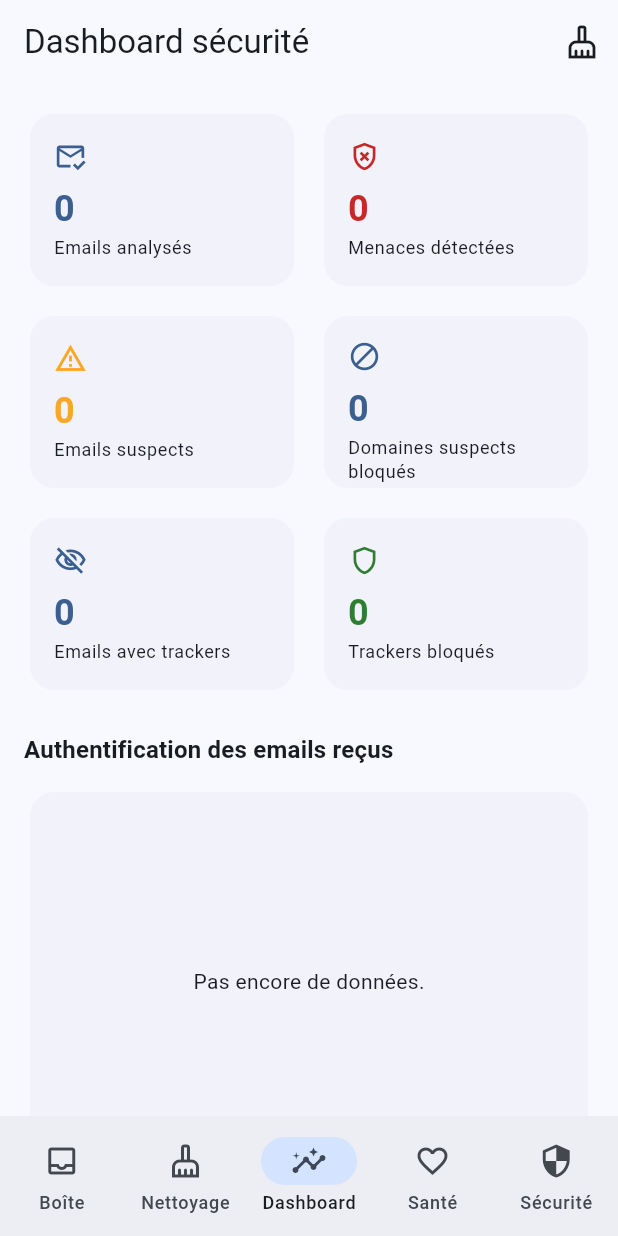
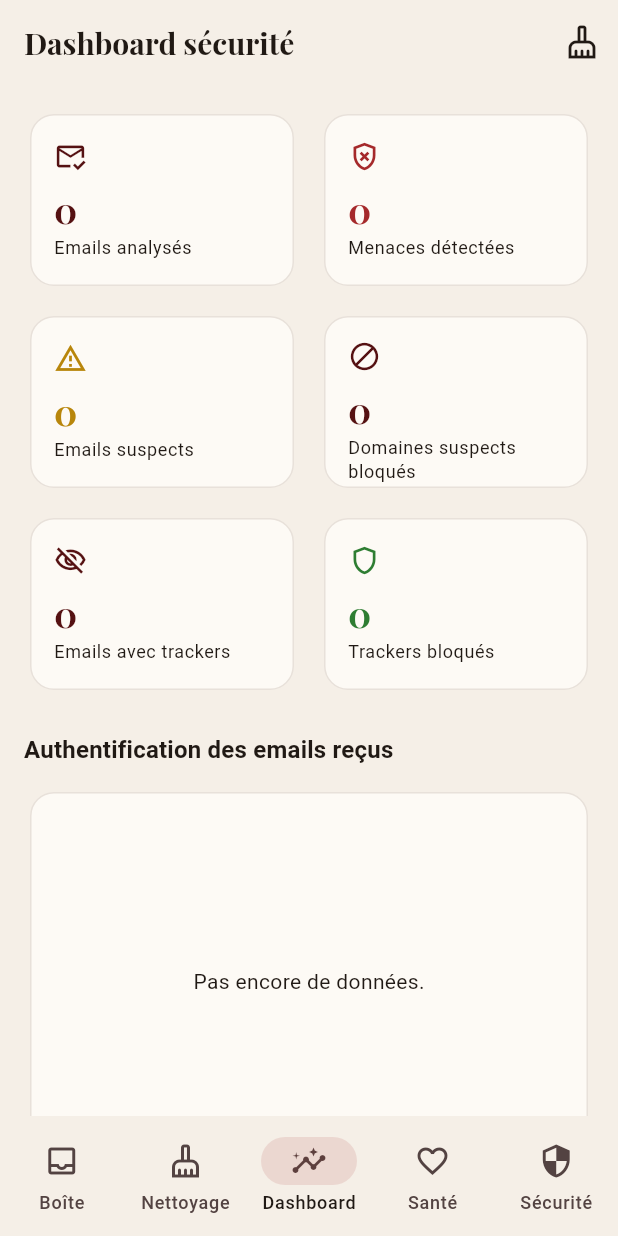
Before and after one commit to gabrielrossicyber-cmyk/Leman-Mail, a Flutter app: the screen it shows after launch, item 3 of the bottom bar chosen, on a phone screen of 412 x 824 dp. Run offline on Flutter 3.47's test engine with Material 3 defaults, Android fonts, the phone set to English and light mode, and no system bars; our stand-ins replace drift, drift_flutter, file_picker, fl_chart, flutter_riverpod, flutter_secure_storage and 4 more; missing offline and left inert: cryptography, enough_mail, flutter_appauth; accounts and stored records are empty; generated files the repository leaves out were written again.

Commit message:
Applique l'identité visuelle Leman Cyber Security à toute l'application
Palette officielle du site (leman-security.gabriel-rossi.ch) :
crème #f5efe7 (fond), encre #201914 (texte, boutons pleins), taupe
#c8bbb1 (bordures), bordeaux #551112 (marque), carmin #a5292b (accents).

- Brand : palette complète avec rôles nommés (cream/ink/taupe/bordeaux/
  carmine), surfaces claires et sombres, dégradé de marque
- AppTheme : thème clair crème/encre et thème sombre encre/crème,
  titres serif éditoriaux (Playfair Display via google_fonts, écho au
  serif du site), boutons pilule sombres signature, bordures taupe sur
  cartes et chips, liens/actions en carmin, étiquettes en petites
  capitales espacées
- Sémantique risque alignée sur les badges du site (CRITIQUE carmin,
  ÉLEVÉ ambre doré, OK vert)
- Couleur par défaut des comptes : bordeaux au lieu du bleu provisoire
  (entité + défaut de colonne)

Co-Authored-By: Claude Fable 5 <noreply@anthropic.com>
Claude-Session: https://claude.ai/code/session_01Xqr75GzrckEwN6ewi626Cm

```diff
--- a/lib/core/theme/app_theme.dart
+++ b/lib/core/theme/app_theme.dart
@@ -1,49 +1,142 @@
 import 'package:flutter/material.dart';
+import 'package:google_fonts/google_fonts.dart';
 
 import 'brand.dart';
 
-/// Leman Mail Material 3 themes, derived entirely from [Brand].
+/// Thèmes Material 3 de Leman Mail, dérivés de la charte [Brand] :
+/// fond crème, encre brun-noir, bordeaux/carmin, titres serif
+/// (Playfair Display, cousin du serif éditorial du site), boutons pilule
+/// sombres et bordures taupe.
 abstract final class AppTheme {
   static const riskLow = Brand.riskLow;
   static const riskMedium = Brand.riskMedium;
   static const riskHigh = Brand.riskHigh;
 
-  static ThemeData light() => _base(Brightness.light);
-
-  static ThemeData dark() => _base(Brightness.dark);
-
-  static ThemeData _base(Brightness brightness) {
+  static ThemeData light() {
     final scheme = ColorScheme.fromSeed(
       seedColor: Brand.primary,
-      brightness: brightness,
+      brightness: Brightness.light,
+    ).copyWith(
+      primary: Brand.bordeaux,
+      onPrimary: Brand.cream,
+      secondary: Brand.carmine,
+      surface: Brand.cream,
+      onSurface: Brand.ink,
+      surfaceContainerLow: Brand.cardLight,
+      surfaceContainerHighest: Brand.taupe.withValues(alpha: 0.35),
+      outline: Brand.taupe,
+      primaryContainer: Brand.carmine.withValues(alpha: 0.12),
+      onPrimaryContainer: Brand.bordeaux,
     );
+    return _base(scheme, buttonBackground: Brand.ink, buttonForeground: Brand.cream);
+  }
+
+  static ThemeData dark() {
+    final scheme = ColorScheme.fromSeed(
+      seedColor: Brand.primary,
+      brightness: Brightness.dark,
+    ).copyWith(
+      primary: const Color(0xFFD9908F), // bordeaux éclairci, lisible sur sombre
+      secondary: const Color(0xFFE0A9A8),
+      surface: Brand.darkSurface,
+      onSurface: Brand.cream,
+      surfaceContainerLow: Brand.cardDark,
+      surfaceContainerHighest: const Color(0xFF3A2F27),
+      outline: Brand.taupe.withValues(alpha: 0.5),
+      primaryContainer: Brand.bordeaux,
+      onPrimaryContainer: Brand.cream,
+    );
+    return _base(scheme, buttonBackground: Brand.cream, buttonForeground: Brand.ink);
+  }
+
+  static ThemeData _base(
+    ColorScheme scheme, {
+    required Color buttonBackground,
+    required Color buttonForeground,
+  }) {
+    final baseText = ThemeData(
+      brightness: scheme.brightness,
+      useMaterial3: true,
+    ).textTheme.apply(
+          bodyColor: scheme.onSurface,
+          displayColor: scheme.onSurface,
+        );
+
+    // Titres serif éditoriaux, corps en sans-serif système.
+    TextStyle serif(TextStyle? style, {FontWeight weight = FontWeight.w700}) =>
+        GoogleFonts.playfairDisplay(
+          textStyle: style,
+          fontWeight: weight,
+          color: scheme.onSurface,
+        );
+
+    final textTheme = baseText.copyWith(
+      displaySmall: serif(baseText.displaySmall),
+      headlineMedium: serif(baseText.headlineMedium),
+      headlineSmall: serif(baseText.headlineSmall),
+      titleLarge: serif(baseText.titleLarge),
+      labelSmall: baseText.labelSmall?.copyWith(letterSpacing: 1.2),
+    );
+
     return ThemeData(
       useMaterial3: true,
       colorScheme: scheme,
-      fontFamily: Brand.displayFontFamily,
+      scaffoldBackgroundColor: scheme.surface,
+      textTheme: textTheme,
       appBarTheme: AppBarTheme(
         centerTitle: false,
         backgroundColor: scheme.surface,
         foregroundColor: scheme.onSurface,
         elevation: 0,
+        titleTextStyle: textTheme.titleLarge?.copyWith(fontSize: 20),
       ),
       cardTheme: CardThemeData(
         elevation: 0,
-        shape: RoundedRectangleBorder(borderRadius: BorderRadius.circular(16)),
+        shape: RoundedRectangleBorder(
+          borderRadius: BorderRadius.circular(16),
+          side: BorderSide(color: scheme.outline.withValues(alpha: 0.4)),
+        ),
         color: scheme.surfaceContainerLow,
       ),
+      chipTheme: ChipThemeData(
+        side: BorderSide(color: scheme.outline.withValues(alpha: 0.6)),
+        selectedColor: scheme.primaryContainer,
+        labelStyle: TextStyle(color: scheme.onSurface),
+      ),
       navigationBarTheme: NavigationBarThemeData(
+        backgroundColor: scheme.surface,
         indicatorColor: scheme.primaryContainer,
       ),
+      drawerTheme: DrawerThemeData(backgroundColor: scheme.surface),
+      dividerTheme: DividerThemeData(
+        color: scheme.outline.withValues(alpha: 0.35),
+      ),
+      // Boutons pilule sombres, signature du site.
       filledButtonTheme: FilledButtonThemeData(
         style: FilledButton.styleFrom(
-          shape: RoundedRectangleBorder(
-            borderRadius: BorderRadius.circular(12),
-          ),
-          padding: const EdgeInsets.symmetric(horizontal: 20, vertical: 14),
+          backgroundColor: buttonBackground,
+          foregroundColor: buttonForeground,
+          shape: const StadiumBorder(),
+          padding: const EdgeInsets.symmetric(horizontal: 24, vertical: 16),
+          textStyle: const TextStyle(fontWeight: FontWeight.w600),
         ),
       ),
-      snackBarTheme: const SnackBarThemeData(behavior: SnackBarBehavior.floating),
+      outlinedButtonTheme: OutlinedButtonThemeData(
+        style: OutlinedButton.styleFrom(
+          foregroundColor: scheme.onSurface,
+          side: BorderSide(color: scheme.outline),
+          shape: const StadiumBorder(),
+        ),
+      ),
+      textButtonTheme: TextButtonThemeData(
+        style: TextButton.styleFrom(foregroundColor: scheme.secondary),
+      ),
+      floatingActionButtonTheme: FloatingActionButtonThemeData(
+        backgroundColor: buttonBackground,
+        foregroundColor: buttonForeground,
+      ),
+      snackBarTheme:
+          const SnackBarThemeData(behavior: SnackBarBehavior.floating),
     );
   }
 
--- a/lib/core/theme/brand.dart
+++ b/lib/core/theme/brand.dart
@@ -1,48 +1,61 @@
 import 'package:flutter/material.dart';
 
-/// Identité visuelle Leman Cyber Security — source de vérité unique.
+/// Identité visuelle Leman Cyber Security — source de vérité unique,
+/// alignée sur leman-security.gabriel-rossi.ch.
 ///
-/// Toute la charte de l'application (thème, en-têtes, jauges, onboarding)
-/// se dérive de ce fichier : pour aligner l'app sur le site
-/// leman-security.gabriel-rossi.ch, seules ces valeurs changent.
-///
-/// ⚠️ Les valeurs ci-dessous sont provisoires (bleu Léman) en attendant
-/// les codes couleur officiels du site.
+/// Charte : éditoriale et élégante — fond crème, encre brun-noir,
+/// bordeaux profond et carmin en accents, titres serif, boutons pilule
+/// sombres, étiquettes en petites capitales espacées.
 abstract final class Brand {
-  // --- Couleurs ------------------------------------------------------------
+  // --- Palette officielle ----------------------------------------------------
 
-  /// Couleur principale (boutons, éléments actifs, liens).
-  static const primary = Color(0xFF0B5394);
+  /// Crème — fond principal des pages (#f5efe7).
+  static const cream = Color(0xFFF5EFE7);
 
-  /// Couleur d'accent secondaire (highlights, dégradés).
-  static const accent = Color(0xFF2E7D32);
+  /// Encre — texte principal et boutons pleins (#201914).
+  static const ink = Color(0xFF201914);
 
-  /// Fond des surfaces sombres (drawer header, splash) si le site est
-  /// à dominante sombre.
-  static const darkSurface = Color(0xFF0E1621);
+  /// Taupe — bordures, séparateurs, éléments atténués (#c8bbb1).
+  static const taupe = Color(0xFFC8BBB1);
 
-  /// Dégradé de marque utilisé pour les en-têtes héro.
+  /// Bordeaux profond — couleur principale de marque (#551112).
+  static const bordeaux = Color(0xFF551112);
+
+  /// Carmin — accents, liens, badges (#a5292b).
+  static const carmine = Color(0xFFA5292B);
+
+  // --- Rôles -----------------------------------------------------------------
+
+  static const primary = bordeaux;
+  static const accent = carmine;
+
+  /// Surface des cartes en mode clair (blanc cassé au-dessus du crème).
+  static const cardLight = Color(0xFFFDFAF5);
+
+  /// Fond en mode sombre (encre légèrement réchauffée).
+  static const darkSurface = Color(0xFF1B1512);
+
+  /// Cartes en mode sombre.
+  static const cardDark = Color(0xFF2A211B);
+
+  /// Dégradé de marque (en-têtes héro).
   static const gradient = LinearGradient(
     begin: Alignment.topLeft,
     end: Alignment.bottomRight,
-    colors: [primary, accent],
+    colors: [bordeaux, carmine],
   );
 
-  // --- Sémantique sécurité (indépendante de la marque) ----------------------
+  // --- Sémantique sécurité (proche des badges du site : CRITIQUE/ÉLEVÉ/OK) ---
 
   static const riskLow = Color(0xFF2E7D32);
-  static const riskMedium = Color(0xFFF9A825);
-  static const riskHigh = Color(0xFFC62828);
+  static const riskMedium = Color(0xFFB8860B);
+  static const riskHigh = carmine;
 
-  // --- Identité -------------------------------------------------------------
+  // --- Identité ----------------------------------------------------------------
 
   static const appName = 'Leman Mail';
   static const companyName = 'Leman Cyber Security';
   static const tagline =
       'Votre boîte mail, sécurisée, maîtrisée et intelligente.';
   static const websiteUrl = 'https://leman-security.gabriel-rossi.ch/';
-
-  /// Police d'affichage si la charte en impose une (null = système).
-  /// Renseigner ici le nom d'une police ajoutée dans pubspec (fonts:).
-  static const String? displayFontFamily = null;
 }
--- a/lib/data/database/app_database.dart
+++ b/lib/data/database/app_database.dart
@@ -29,7 +29,7 @@ class Accounts extends Table {
   TextColumn get smtpHost => text().nullable()();
   IntColumn get smtpPort => integer().withDefault(const Constant(465))();
   BoolColumn get smtpTls => boolean().withDefault(const Constant(true))();
-  IntColumn get colorValue => integer().withDefault(const Constant(0xFF0B5394))();
+  IntColumn get colorValue => integer().withDefault(const Constant(0xFF551112))();
   BoolColumn get isEnabled => boolean().withDefault(const Constant(true))();
   BoolColumn get mfaEnabled => boolean().withDefault(const Constant(false))();
   DateTimeColumn get lastSyncAt => dateTime().nullable()();
--- a/lib/domain/entities/account.dart
+++ b/lib/domain/entities/account.dart
@@ -27,7 +27,7 @@ class Account {
     this.smtpHost,
     this.smtpPort = 465,
     this.smtpTls = true,
-    this.colorValue = 0xFF0B5394,
+    this.colorValue = 0xFF551112, // bordeaux Leman Cyber Security
     this.isEnabled = true,
     this.mfaEnabled = false,
     this.lastSyncAt,
--- a/pubspec.yaml
+++ b/pubspec.yaml
@@ -51,6 +51,7 @@ dependencies:
   uuid: ^4.5.1
   webview_flutter: ^4.10.0
   file_picker: ^8.1.4
+  google_fonts: ^6.2.1
 
 dev_dependencies:
   flutter_test:
```
